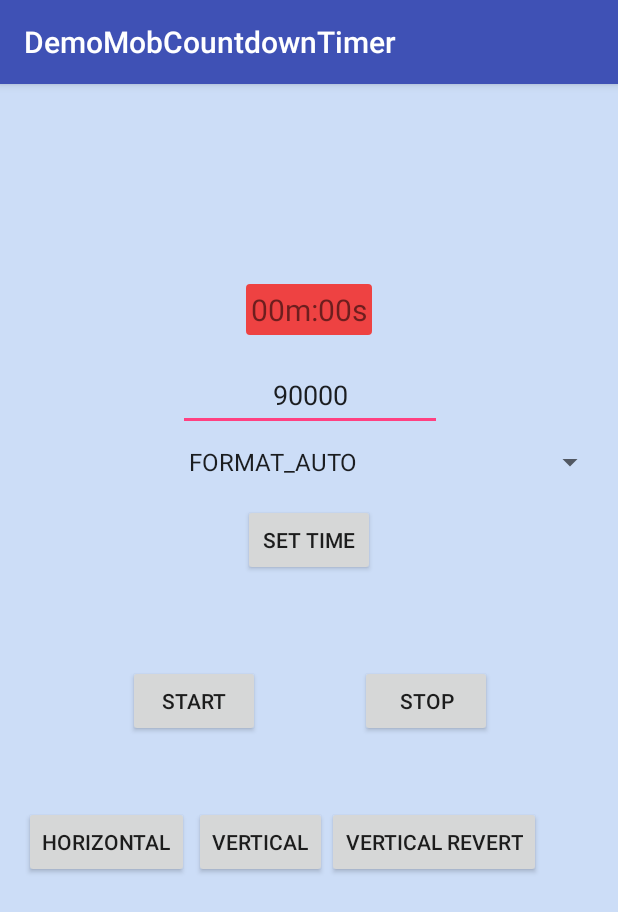
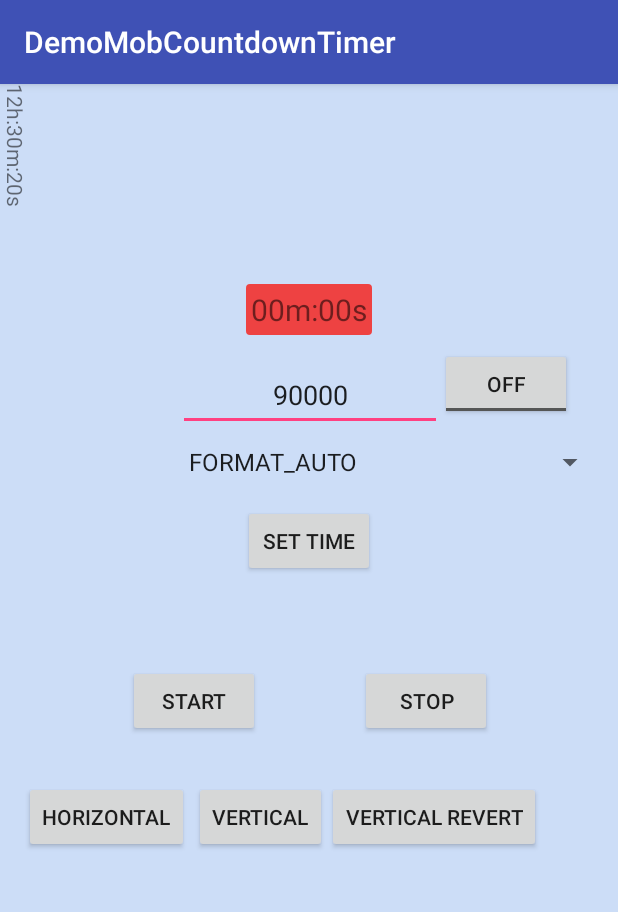
Before and after one commit to anhtn101/DemoMobCountdownTimer, an Android app: the screen it shows after launch (MainActivity), after a tap on "START", on a phone screen of 412 x 824 dp. Shown: the top 912 px of the screen. Run offline under Robolectric (Android 15) with nearby library versions, the phone set to English and light mode, and no system bars.

Commit message:
tự xoay chữ nếu đặt kích thước chiều rộng nhỏ hơn chiều dài

```diff
--- a/app/src/main/java/com/mobgame/demomobcountdowntimer/MainActivity.java
+++ b/app/src/main/java/com/mobgame/demomobcountdowntimer/MainActivity.java
@@ -8,6 +8,7 @@ import android.widget.Button;
 import android.widget.EditText;
 import android.widget.Spinner;
 import android.widget.Toast;
+import android.widget.ToggleButton;
 
 import com.mobgame.mobcountdowntimer.MobCountdownTimer;
 
@@ -41,6 +42,11 @@ public class MainActivity extends AppCompatActivity {
             }
         });
 
+        ToggleButton tgBlink = (ToggleButton) findViewById(R.id.tgBlink);
+        tgBlink.setOnCheckedChangeListener((buttonView, isChecked) -> {
+            mobCountdownTimer.setEnableBlink(isChecked);
+        });
+
         findViewById(R.id.btnStart).setOnClickListener(view->mobCountdownTimer.start());
         findViewById(R.id.btnStop).setOnClickListener(view->mobCountdownTimer.stop());
         findViewById(R.id.btnSetTime).setOnClickListener(view->mobCountdownTimer.setTime(Long.parseLong(edtTime.getText().toString())));
--- a/app/src/main/res/layout/activity_main.xml
+++ b/app/src/main/res/layout/activity_main.xml
@@ -7,7 +7,10 @@
     android:background="#ccddf7"
     tools:context="com.mobgame.demomobcountdowntimer.MainActivity">
 
-
+    <com.mobgame.mobcountdowntimer.MobCountdownTimer
+        android:layout_width="20dp"
+        android:layout_height="100dp"
+        android:text="12h:30m:20s"/>
     <com.mobgame.mobcountdowntimer.MobCountdownTimer
         android:layout_width="wrap_content"
         android:layout_height="wrap_content"
@@ -62,7 +65,7 @@
         app:layout_constraintTop_toBottomOf="@+id/spinner"
         android:layout_marginStart="8dp"
         android:layout_marginEnd="8dp"
-        android:layout_marginTop="15dp" />
+        android:layout_marginTop="16dp" />
 
     <EditText
         android:id="@+id/edtTime"
@@ -106,7 +109,7 @@
         android:layout_width="wrap_content"
         android:layout_height="wrap_content"
         android:text="Horizontal"
-        android:layout_marginTop="46dp"
+        android:layout_marginTop="29dp"
         app:layout_constraintTop_toBottomOf="@+id/btnStart"
         android:layout_marginLeft="16dp"
         app:layout_constraintLeft_toLeftOf="parent"
@@ -127,4 +130,14 @@
         android:layout_marginStart="8dp"
         android:layout_marginEnd="8dp" />
 
+    <ToggleButton
+        android:id="@+id/tgBlink"
+        android:layout_width="wrap_content"
+        android:layout_height="wrap_content"
+        android:text="Blink"
+        app:layout_constraintLeft_toRightOf="@+id/edtTime"
+        android:layout_marginLeft="-1dp"
+        app:layout_constraintTop_toTopOf="@+id/edtTime"
+        android:layout_marginTop="-7dp" />
+
 </android.support.constraint.ConstraintLayout>
--- a/mobcountdowntimer/src/main/java/com/mobgame/mobcountdowntimer/MobCountdownTimer.java
+++ b/mobcountdowntimer/src/main/java/com/mobgame/mobcountdowntimer/MobCountdownTimer.java
@@ -5,12 +5,14 @@ import android.animation.ValueAnimator;
 import android.content.Context;
 import android.graphics.Canvas;
 import android.graphics.Color;
+import android.os.Build;
 import android.os.CountDownTimer;
 import android.support.annotation.Nullable;
 import android.support.v7.widget.AppCompatTextView;
 import android.text.TextPaint;
 import android.util.AttributeSet;
 import android.util.Log;
+import android.view.ViewTreeObserver;
 
 /**
  * Created by NamAnh on 8/31/2017.
@@ -45,9 +47,23 @@ public class MobCountdownTimer extends AppCompatTextView {
     private ValueAnimator animBlink;
 
     private OnFinishMobCountdownListener mobCountdownListener;
+    private boolean enableBlink = false;
 
     public MobCountdownTimer(Context context, @Nullable AttributeSet attrs) {
         super(context, attrs);
+        getViewTreeObserver().addOnGlobalLayoutListener(new ViewTreeObserver.OnGlobalLayoutListener() {
+            @Override
+            public void onGlobalLayout() {
+                if(Build.VERSION.SDK_INT < 16){
+                    getViewTreeObserver().removeGlobalOnLayoutListener(this);
+                }else{
+                    getViewTreeObserver().removeOnGlobalLayoutListener(this);
+                }
+                if(getMeasuredWidth()<getMeasuredHeight()){
+                    rotate(MOB_ORIENTATION_VERTICAL);
+                }
+            }
+        });
     }
 
 
@@ -94,13 +110,10 @@ public class MobCountdownTimer extends AppCompatTextView {
 
     public void start(){
         stop();
-        Log.d(TAG, "start: time="+timeMillis);
         isRunning = true;
         countDownTimer = new CountDownTimer(timeMillis, 1000) {
             public void onTick(long millisUntilFinished) {
                 setText(converTimeString(millisUntilFinished,timeFormat));
-                Log.d(TAG, "onTick: \"seconds remaining: " + millisUntilFinished / 1000);
-                startBlink();
             }
 
             public void onFinish() {
@@ -116,13 +129,16 @@ public class MobCountdownTimer extends AppCompatTextView {
 
         };
         countDownTimer.start();
+        if(enableBlink){
+            startBlink();
+        }
     }
 
     public void stop(){
         if(countDownTimer!=null && isRunning){
             countDownTimer.cancel();
             isRunning = false;
-            if(animBlink!=null){
+            if(animBlink!=null && enableBlink){
                 animBlink.cancel();
             }
         }
@@ -160,6 +176,23 @@ public class MobCountdownTimer extends AppCompatTextView {
         this.rotationDegree = rotationDegree;
         requestLayout();
         invalidate();
+    }
+
+    public boolean isEnableBlink() {
+        return enableBlink;
+    }
+
+    public void setEnableBlink(boolean enableBlink) {
+        this.enableBlink = enableBlink;
+        if(isRunning){
+            if(enableBlink){
+                startBlink();
+            }else{
+                if(animBlink!=null){
+                    animBlink.cancel();
+                }
+            }
+        }
     }
 
     public void setBackgroundColor(String stringColor) {
@@ -231,6 +264,6 @@ public class MobCountdownTimer extends AppCompatTextView {
     }
 
     public interface OnFinishMobCountdownListener{
-        public void onFinish();
+        void onFinish();
     }
 }
```
